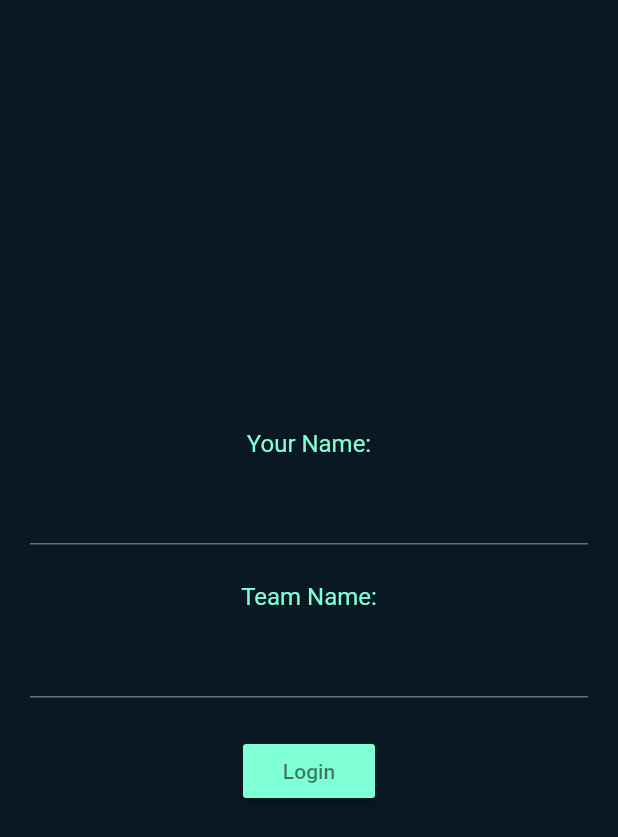
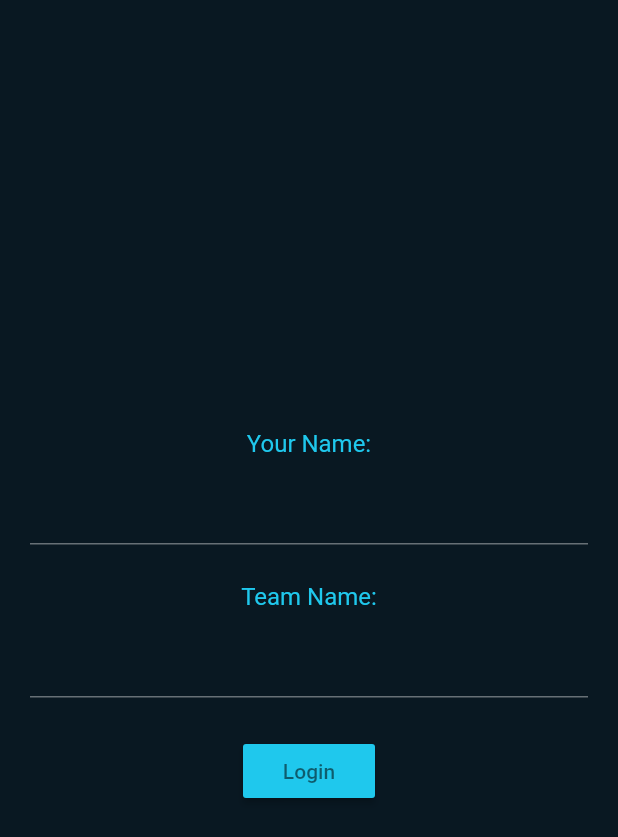
Before and after one commit to HackDavis/android_app, a Flutter app: the screen it shows after launch, on a phone screen of 412 x 824 dp. Shown: the top 837 px of the screen. Run offline on Flutter 3.47's test engine with Material 2 defaults, Android fonts, the phone set to English and light mode, and no system bars; our stand-ins replace parse_server_sdk.

Commit message:
change main colors

```diff
--- a/lib/main.dart
+++ b/lib/main.dart
@@ -26,12 +26,13 @@ class MyAppState extends State<MyApp> {
   Widget build(BuildContext context) {
     var theme = ThemeData(
         brightness: Brightness.dark,
-        scaffoldBackgroundColor: Color(0xFF091822),
-        canvasColor: Color(0xFF091822),
-        primaryColor: Color(0xFF7FFFD6),
-        buttonColor: Color(0xFF7FFFD6),
+        scaffoldBackgroundColor: Color.fromARGB(255, 9, 24, 34),
+        canvasColor: Color.fromARGB(255, 9, 24, 34),
+        primaryColor: Color.fromARGB(255, 31, 200, 237),
+        buttonColor: Color.fromARGB(255, 31, 200, 237),
+        accentColor: Color.fromARGB(255, 31, 200, 237),
         textTheme: Typography.whiteMountainView.apply(
-            bodyColor: Color(0xFF7FFFD6)
+            bodyColor: Color.fromARGB(255, 31, 200, 237)
         )
     );
     return MaterialApp(
```
